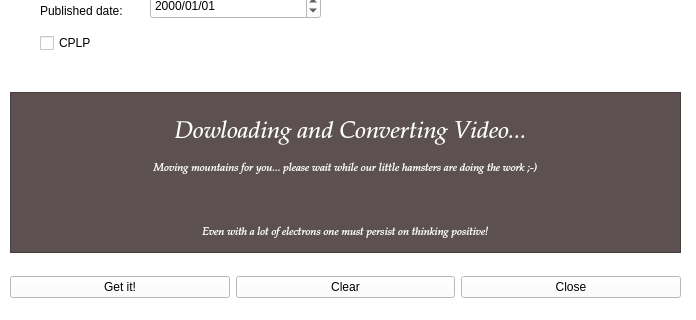
Old version of the form src/externaldownloader.ui in the repository netpack/XFB; both pictures show x 0 to 696 and y 228 to 548 of the 696 by 548 pixel window.
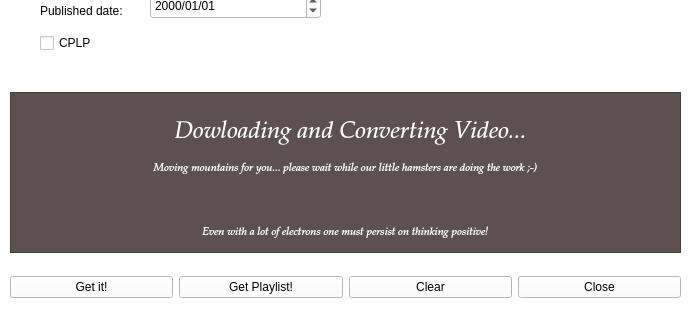
New version of the form. Icons and pictures are not drawn.

Patch:
```diff
--- a/src/externaldownloader.ui
+++ b/src/externaldownloader.ui
@@ -510,6 +510,26 @@
       </property>
      </widget>
     </item>
+    <item>
+     <widget class="QPushButton" name="bt_youtube_getPlaylist">
+      <property name="toolTip">
+       <string>Download every video in a YouTube playlist (paste a link containing &quot;list=&quot;)</string>
+      </property>
+      <property name="text">
+       <string>Get Playlist!</string>
+      </property>
+      <property name="icon">
+       <iconset resource="resources.qrc">
+        <normaloff>:/icons/svn-update.png</normaloff>:/icons/svn-update.png</iconset>
+      </property>
+      <property name="iconSize">
+       <size>
+        <width>24</width>
+        <height>24</height>
+       </size>
+      </property>
+     </widget>
+    </item>
     <item>
      <widget class="QPushButton" name="bt_clear">
       <property name="text">
```
